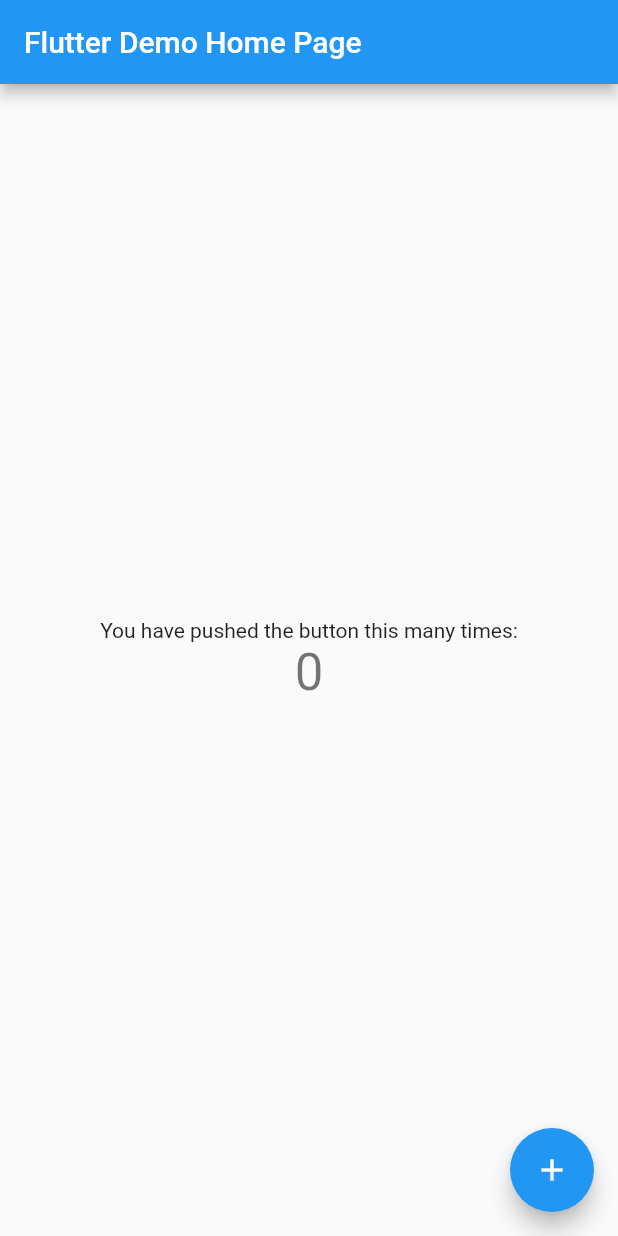
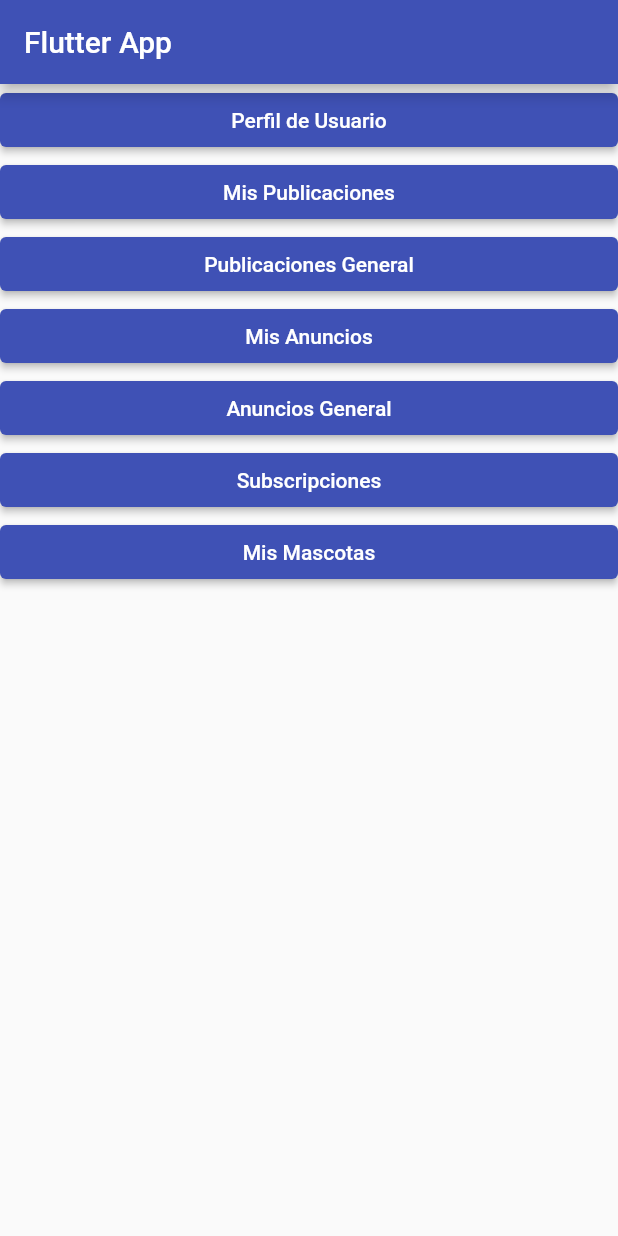
Before and after one commit to App-Moviles-2022/AppFront, a Flutter app: the screen it shows after launch, on a phone screen of 412 x 824 dp. Run offline on Flutter 3.47's test engine with Material 2 defaults, Android fonts, the light colour scheme and no system bars; missing offline and left inert: dart:html.

Commit message:
Maquetado App

```diff
--- a/lib/main.dart
+++ b/lib/main.dart
@@ -1,115 +1,87 @@
+import 'dart:html';
+
+import 'package:adoptme_app/modulos/gestion-usuario/perfil-usuario.dart';
 import 'package:flutter/material.dart';
 
 void main() {
-  runApp(const MyApp());
+  runApp(const AdoptmeStless());
 }
 
-class MyApp extends StatelessWidget {
-  const MyApp({super.key});
+class AdoptmeStless extends StatelessWidget {
+  const AdoptmeStless({Key? key}) : super(key: key);
 
-  // This widget is the root of your application.
   @override
   Widget build(BuildContext context) {
     return MaterialApp(
-      title: 'Flutter Demo',
+      title: "Flutter App",
       theme: ThemeData(
-        // This is the theme of your application.
-        //
-        // Try running your application with "flutter run". You'll see the
-        // application has a blue toolbar. Then, without quitting the app, try
-        // changing the primarySwatch below to Colors.green and then invoke
-        // "hot reload" (press "r" in the console where you ran "flutter run",
-        // or simply save your changes to "hot reload" in a Flutter IDE).
-        // Notice that the counter didn't reset back to zero; the application
-        // is not restarted.
-        primarySwatch: Colors.blue,
+      primarySwatch:Colors.indigo
       ),
-      home: const MyHomePage(title: 'Flutter Demo Home Page'),
+        home: AdoptmeStull(),
     );
   }
 }
 
-class MyHomePage extends StatefulWidget {
-  const MyHomePage({super.key, required this.title});
-
-  // This widget is the home page of your application. It is stateful, meaning
-  // that it has a State object (defined below) that contains fields that affect
-  // how it looks.
-
-  // This class is the configuration for the state. It holds the values (in this
-  // case the title) provided by the parent (in this case the App widget) and
-  // used by the build method of the State. Fields in a Widget subclass are
-  // always marked "final".
-
-  final String title;
+class AdoptmeStull extends StatefulWidget {
+  const AdoptmeStull({Key? key}) : super(key: key);
 
   @override
-  State<MyHomePage> createState() => _MyHomePageState();
+  State<AdoptmeStull> createState() => _AdoptmeStullState();
 }
 
-class _MyHomePageState extends State<MyHomePage> {
-  int _counter = 0;
-
-  void _incrementCounter() {
-    setState(() {
-      // This call to setState tells the Flutter framework that something has
-      // changed in this State, which causes it to rerun the build method below
-      // so that the display can reflect the updated values. If we changed
-      // _counter without calling setState(), then the build method would not be
-      // called again, and so nothing would appear to happen.
-      _counter++;
-    });
-  }
-
+class _AdoptmeStullState extends State<AdoptmeStull> {
   @override
   Widget build(BuildContext context) {
-    // This method is rerun every time setState is called, for instance as done
-    // by the _incrementCounter method above.
-    //
-    // The Flutter framework has been optimized to make rerunning build methods
-    // fast, so that you can just rebuild anything that needs updating rather
-    // than having to individually change instances of widgets.
     return Scaffold(
       appBar: AppBar(
-        // Here we take the value from the MyHomePage object that was created by
-        // the App.build method, and use it to set our appbar title.
-        title: Text(widget.title),
+title: Text("Flutter App"),
       ),
-      body: Center(
-        // Center is a layout widget. It takes a single child and positions it
-        // in the middle of the parent.
-        child: Column(
-          // Column is also a layout widget. It takes a list of children and
-          // arranges them vertically. By default, it sizes itself to fit its
-          // children horizontally, and tries to be as tall as its parent.
-          //
-          // Invoke "debug painting" (press "p" in the console, choose the
-          // "Toggle Debug Paint" action from the Flutter Inspector in Android
-          // Studio, or the "Toggle Debug Paint" command in Visual Studio Code)
-          // to see the wireframe for each widget.
-          //
-          // Column has various properties to control how it sizes itself and
-          // how it positions its children. Here we use mainAxisAlignment to
-          // center the children vertically; the main axis here is the vertical
-          // axis because Columns are vertical (the cross axis would be
-          // horizontal).
-          mainAxisAlignment: MainAxisAlignment.center,
-          children: <Widget>[
-            const Text(
-              'You have pushed the button this many times:',
-            ),
-            Text(
-              '$_counter',
-              style: Theme.of(context).textTheme.headline4,
-            ),
-          ],
-        ),
-      ),
-      floatingActionButton: FloatingActionButton(
-        onPressed: _incrementCounter,
-        tooltip: 'Increment',
-        child: const Icon(Icons.add),
-      ), // This trailing comma makes auto-formatting nicer for build methods.
+body: ListView(
+  children: <Widget>[
+    ElevatedButton(onPressed: (){
+      Navigator.push(
+          context,
+          MaterialPageRoute(builder: (context) => const PerfilUsuario())
+      );
+    }, child: Text("Perfil de Usuario")),
+    ElevatedButton(onPressed: (){
+      Navigator.push(
+          context,
+          MaterialPageRoute(builder: (context) => const PerfilUsuario())
+      );
+    }, child: Text("Mis Publicaciones")),
+    ElevatedButton(onPressed: (){
+      Navigator.push(
+          context,
+          MaterialPageRoute(builder: (context) => const PerfilUsuario())
+      );
+    }, child: Text("Publicaciones General")),
+    ElevatedButton(onPressed: (){
+      Navigator.push(
+          context,
+          MaterialPageRoute(builder: (context) => const PerfilUsuario())
+      );
+    }, child: Text("Mis Anuncios")),
+    ElevatedButton(onPressed: (){
+      Navigator.push(
+          context,
+          MaterialPageRoute(builder: (context) => const PerfilUsuario())
+      );
+    }, child: Text("Anuncios General")),
+    ElevatedButton(onPressed: (){
+      Navigator.push(
+          context,
+          MaterialPageRoute(builder: (context) => const PerfilUsuario())
+      );
+    }, child: Text("Subscripciones")),
+    ElevatedButton(onPressed: (){
+      Navigator.push(
+          context,
+          MaterialPageRoute(builder: (context) => const PerfilUsuario())
+      );
+    }, child: Text("Mis Mascotas"))
+  ],
+),
     );
   }
 }
```
Also changed, not shown: lib/modulos/gestion-usuario/perfil-usuario.dart (added, +20 -0 lines), 1 other file.
